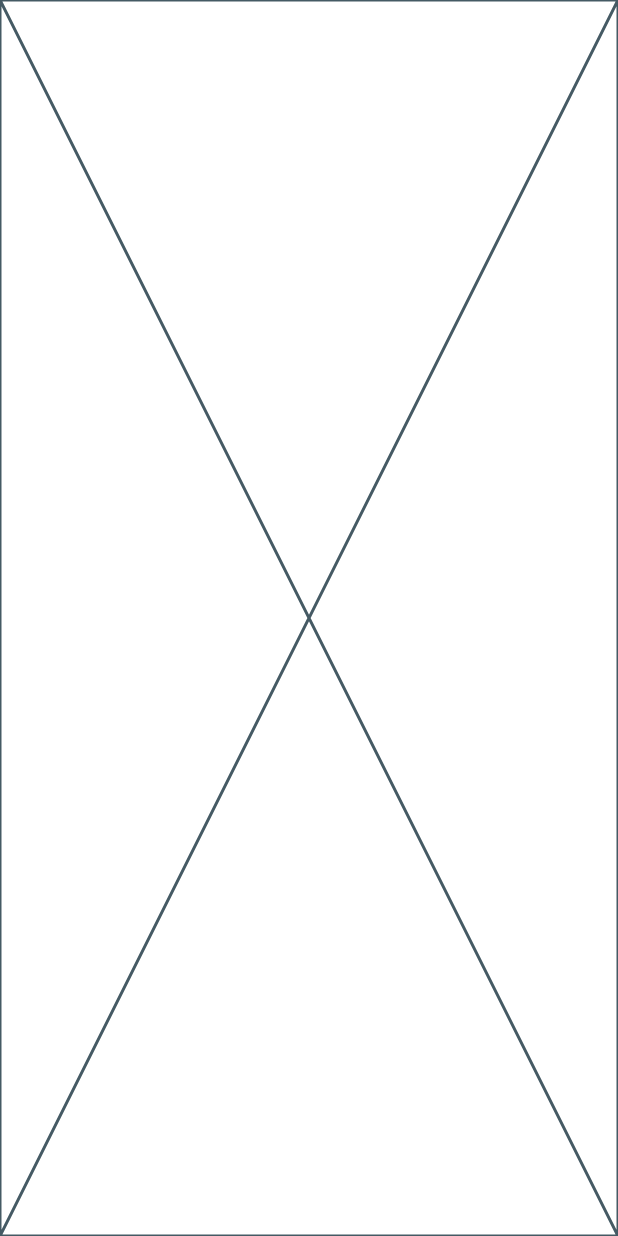
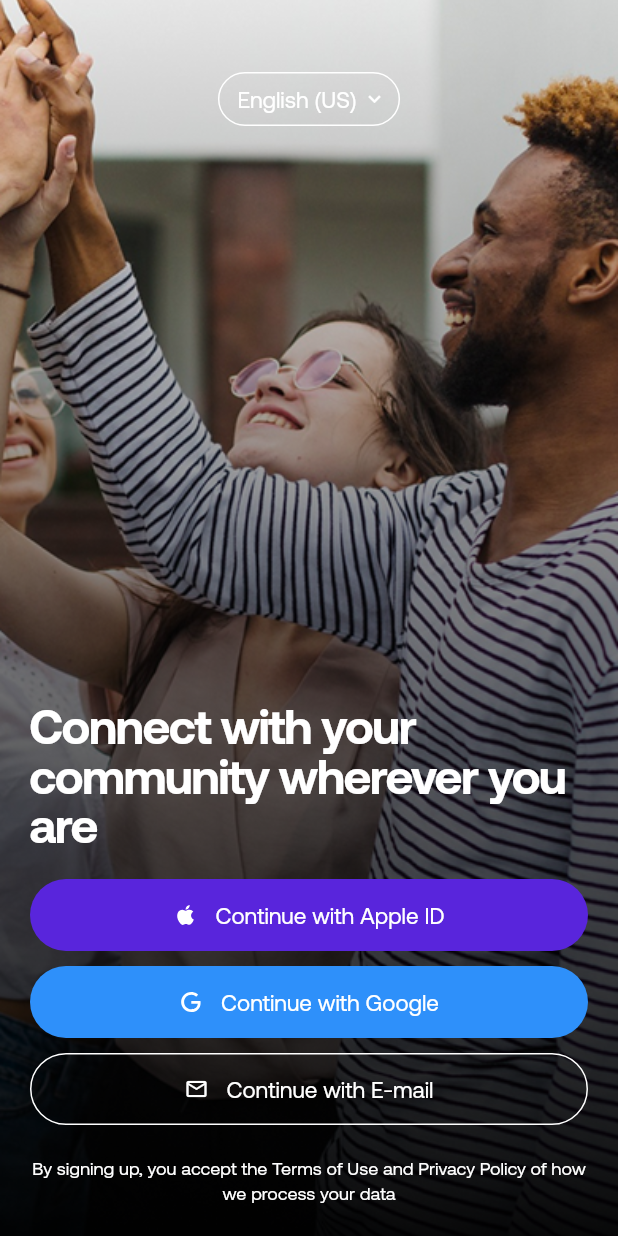
Before and after one commit to Marach8/UITask, a Flutter app: the screen it shows after launch, on a phone screen of 412 x 824 dp. Run offline on Flutter 3.47's test engine with Material 3 defaults, Android fonts, the phone set to English and light mode, and no system bars; our stand-ins replace flutter_svg.

Commit message:
added the onboarding screen

```diff
--- a/lib/main.dart
+++ b/lib/main.dart
@@ -1,14 +1,29 @@
 import 'package:flutter/material.dart';
+import 'package:flutter/services.dart';
+import 'package:ui_task/src/core/theme/app_theme_data.dart';
+import 'package:ui_task/src/features/onboarding/presentation/screens/onboading_screen.dart';
 
 void main() {
+  WidgetsFlutterBinding.ensureInitialized();
   runApp(const UITask());
 }
+
+
 
 class UITask extends StatelessWidget {
   const UITask({super.key});
 
   @override
   Widget build(BuildContext context) {
-    return const Placeholder();
+    return MediaQuery(
+      data: MediaQuery.of(context).copyWith(textScaler: TextScaler.noScaling),
+      child: MaterialApp(
+        debugShowCheckedModeBanner: false,
+        themeMode: ThemeMode.light,
+        darkTheme: UIThemeData.lightTheme,
+        theme: UIThemeData.lightTheme,
+        home: const UIOnboardingScreen(),
+      ),
+    );
   }
 }
--- /dev/null
+++ b/lib/src/core/theme/app_theme_data.dart
@@ -0,0 +1,27 @@
+import 'package:flutter/material.dart';
+import 'package:ui_task/src/core/theme/widgets_themes/elevated_btn_theme.dart';
+import 'package:ui_task/src/core/theme/widgets_themes/outlined_button_theme.dart';
+import 'package:ui_task/src/core/theme/widgets_themes/text_theme.dart';
+import 'package:ui_task/src/core/utils/colors.dart';
+import 'package:ui_task/src/core/utils/strings.dart';
+
+class UIThemeData {
+  const UIThemeData._();
+
+  static ThemeData lightTheme = ThemeData(
+    useMaterial3: true,
+    fontFamily: UIStrings.AEONIK,
+    brightness: Brightness.dark,
+    scaffoldBackgroundColor: UIColors.hexFFFFFF,
+    textTheme: UITextTheme.lightTextTheme,
+    elevatedButtonTheme: UIElevatedBtnTheme.lightElevatedBtnTheme,
+    outlinedButtonTheme: UIOutlinedBtnTheme.lightOutlinedBtnTheme
+    // textButtonTheme: ECardTxtBtnTheme.lightTextButtonTheme,
+    // appBarTheme: ECardAppBarTheme.lightAppBarTheme,
+    // iconTheme: ECardIconTheme.lightIconTheme,
+    // bottomSheetTheme: ECardBottomSheetTheme.lightBottomSheetTheme,
+    // inputDecorationTheme: ECardInputDecorTheme.lightInputDecorTheme,
+  );
+
+  //Dark Theme will be added here when the need arises
+}
--- /dev/null
+++ b/lib/src/core/theme/widgets_themes/elevated_btn_theme.dart
@@ -0,0 +1,32 @@
+import 'package:flutter/material.dart';
+import 'package:ui_task/src/core/utils/colors.dart';
+import 'package:ui_task/src/core/utils/sizes.dart';
+import 'package:ui_task/src/core/utils/strings.dart';
+
+class UIElevatedBtnTheme {
+  const UIElevatedBtnTheme._();
+
+  static ElevatedButtonThemeData lightElevatedBtnTheme =
+    ElevatedButtonThemeData(
+      style: ElevatedButton.styleFrom(
+        elevation: 0,
+        foregroundColor: UIColors.hexFFFFFF,
+        backgroundColor: UIColors.hex5925DC,
+        textStyle: const TextStyle(
+          fontFamily: UIStrings.AEONIK,
+          fontSize: UISizes.k15,
+          height: 1.2, letterSpacing: 0,
+          fontWeight: FontWeight.w400,
+          overflow: TextOverflow.ellipsis,
+        ),
+        iconSize: 16,
+        padding: const EdgeInsets.all(10),
+        iconColor: UIColors.hexFFFFFF,
+        shape: RoundedRectangleBorder(
+          borderRadius: BorderRadius.circular(20),
+        ),
+      ),
+    );
+
+  //Dark Theme will be implemented here
+}
--- /dev/null
+++ b/lib/src/core/theme/widgets_themes/outlined_button_theme.dart
@@ -0,0 +1,33 @@
+import 'package:flutter/material.dart';
+import 'package:ui_task/src/core/utils/colors.dart';
+import 'package:ui_task/src/core/utils/sizes.dart';
+import 'package:ui_task/src/core/utils/strings.dart';
+
+class UIOutlinedBtnTheme {
+  const UIOutlinedBtnTheme._();
+
+  static OutlinedButtonThemeData lightOutlinedBtnTheme =
+      OutlinedButtonThemeData(
+        style: OutlinedButton.styleFrom(
+          elevation: 0,
+          foregroundColor: UIColors.hexFFFFFF,
+          backgroundColor: UIColors.trsprnt,
+          textStyle: const TextStyle(
+            fontFamily: UIStrings.AEONIK,
+            fontSize: UISizes.k15,
+            height: 1.2, letterSpacing: 0,
+            fontWeight: FontWeight.w400,
+            overflow: TextOverflow.ellipsis,
+          ),
+          iconSize: 16,
+          side: BorderSide(color: UIColors.hexFFFFFF),
+          padding: const EdgeInsets.all(10),
+          iconColor: UIColors.hexFFFFFF,
+          shape: RoundedRectangleBorder(
+            borderRadius: BorderRadius.circular(20),
+          ),
+        ),
+      );
+
+  //Implement for Dark Theme here
+}
--- /dev/null
+++ b/lib/src/core/theme/widgets_themes/text_theme.dart
@@ -0,0 +1,35 @@
+import 'package:flutter/material.dart';
+import 'package:ui_task/src/core/utils/colors.dart';
+import 'package:ui_task/src/core/utils/sizes.dart';
+
+class UITextTheme {
+  const UITextTheme._();
+
+  static TextTheme lightTextTheme = TextTheme(
+    headlineLarge: TextStyle(
+      color: UIColors.hexFFFFFF,
+      fontSize: UISizes.k32,
+      height: 1.02, letterSpacing: -1,
+      fontWeight: FontWeight.w700,
+      overflow: TextOverflow.ellipsis,
+    ),
+
+    bodyMedium: TextStyle(
+      color: UIColors.hexFFFFFF,
+      fontSize: UISizes.k15,
+      height: 1.2, letterSpacing: 0,
+      fontWeight: FontWeight.w400,
+      overflow: TextOverflow.ellipsis,
+    ),
+
+    bodySmall: TextStyle(
+      color: UIColors.hexFFFFFF,
+      fontSize: UISizes.k12,
+      height: 1.4, letterSpacing: 0,
+      fontWeight: FontWeight.w400,
+      overflow: TextOverflow.ellipsis,
+    ),
+  );
+
+  //implement darkTextTheme here
+}
--- a/lib/src/core/utils/asset_image_strings.dart
+++ b/lib/src/core/utils/asset_image_strings.dart
@@ -2,11 +2,14 @@
 
 import 'package:ui_task/src/core/utils/extensions/string_extensions.dart';
 
-class ECAssetStrings {
-  const ECAssetStrings._();
+class UIAssetStrings {
+  const UIAssetStrings._();
 
   static String CAR_IMAGE = 'car'.png;
   static String PEOPLE_JAMMING_HANDS = 'people_jamming_hands'.png;
   static String PEOPLE_LAUGHING = 'people_laughing'.png;
   static String USER = 'user'.png;
+
+  static String APPLE_ICON = 'apple_icon'.svg;
+  static String GOOGLE_ICON = 'google_icon'.svg;
 }
--- a/lib/src/core/utils/colors.dart
+++ b/lib/src/core/utils/colors.dart
@@ -7,6 +7,10 @@ class UIColors {
 
   static Color get black => Colors.black;
 
-  static Color get white => Colors.white;
+  static Color get hexFFFFFF => Colors.white;
+
+  static Color get hex5925DC => const Color(0XFF5925DC);
+
+  static Color get hex2E90FA => const Color(0XFF2E90FA);
 
 }
--- a/lib/src/core/utils/sizes.dart
+++ b/lib/src/core/utils/sizes.dart
@@ -1,5 +1,12 @@
-mixin UISizes {
+class UISizes {
+  const UISizes._();
 
+  static const double k4 = 4.0;
   static const double k8 = 8.0;
-
+  static const double k12 = 12.0;
+  static const double k15 = 15.0;
+  static const double k16 = 16.0;
+  static const double k20 = 20.0;
+  static const double k32 = 32.0;
+  static const double k48 = 48.0;
 }
--- a/lib/src/core/utils/strings.dart
+++ b/lib/src/core/utils/strings.dart
@@ -3,6 +3,14 @@
 class UIStrings {
   const UIStrings._();
 
-  static const String id = 'id';
+  static const String AEONIK = 'Aeonik';
+
+  // Onboarding strings
+  static const String ENGLISH_US = 'English (US)';
+  static const String CONNECT_WITH_COMMUNITY = 'Connect with your community wherever you are';
+  static const String CONTINUE_WITH_APPLE = 'Continue with Apple ID';
+  static const String CONTINUE_WITH_GOOGLE = 'Continue with Google';
+  static const String CONTINUE_WITH_EMAIL = 'Continue with E-mail';
+  static const String TERMS_AND_PRIVACY = 'By signing up, you accept the Terms of Use and Privacy Policy of how we process your data';
 
 }
--- a/lib/src/features/onboarding/presentation/screens/onboading_screen.dart
+++ b/lib/src/features/onboarding/presentation/screens/onboading_screen.dart
@@ -0,0 +1,33 @@
+import 'package:flutter/material.dart';
+import 'package:ui_task/src/core/utils/asset_image_strings.dart';
+import 'package:ui_task/src/core/utils/colors.dart';
+import 'package:ui_task/src/core/utils/extensions/context_extensions.dart';
+import 'package:ui_task/src/core/utils/sizes.dart';
+import 'package:ui_task/src/features/onboarding/presentation/widgets/onboarding_contents.dart';
+import 'package:ui_task/src/shared/annotated_region.dart';
+import 'package:ui_task/src/shared/custom_container.dart';
+import 'package:ui_task/src/shared/image_loader.dart';
+
+class UIOnboardingScreen extends StatelessWidget {
+  const UIOnboardingScreen({super.key});
+
+  @override
+  Widget build(BuildContext context) {
+    return UIAnnotatedRegion(
+      statusBarColor: UIColors.trsprnt,
+      systemBarColor: UIColors.black,
+      child: Scaffold(
+        body: UIContainer(
+          height: context.screenHeight,
+          width: context.screenWidth,
+          padding: const EdgeInsets.fromLTRB(UISizes.k20, UISizes.k48, UISizes.k20, UISizes.k20),
+          image: DecorationImage(
+            image: AssetImage(UIAssetStrings.PEOPLE_JAMMING_HANDS),
+            fit: BoxFit.cover,
+          ),
+          child: const OnboardingContents(),
+        ),
+      ),
+    );
+  }
+}
--- /dev/null
+++ b/lib/src/features/onboarding/presentation/widgets/onboarding_contents.dart
@@ -0,0 +1,102 @@
+import 'package:flutter/material.dart';
+import 'package:ui_task/src/core/utils/asset_image_strings.dart';
+import 'package:ui_task/src/core/utils/colors.dart';
+import 'package:ui_task/src/core/utils/extensions/context_extensions.dart';
+import 'package:ui_task/src/core/utils/sizes.dart';
+import 'package:ui_task/src/core/utils/strings.dart';
+import 'package:ui_task/src/shared/custom_container.dart';
+import 'package:ui_task/src/shared/elevated_button.dart';
+import 'package:ui_task/src/shared/image_loader.dart';
+import 'package:ui_task/src/shared/outlined_button.dart';
+
+class OnboardingContents extends StatelessWidget{
+  const OnboardingContents({super.key});
+
+  @override
+  Widget build(BuildContext context) {
+    return LayoutBuilder(
+      builder: (_, BoxConstraints constraints) {
+        final bool shouldScroll = constraints.maxHeight < 450;
+        if(shouldScroll){
+          return const SingleChildScrollView(
+            child: _Contents(shouldScroll : true),
+          );
+        }
+        return const _Contents(shouldScroll: false,);
+      }
+    );
+  }
+}
+
+
+
+class _Contents extends StatelessWidget {
+  const _Contents({required this.shouldScroll});
+
+  final bool shouldScroll;
+
+  @override
+  Widget build(BuildContext context) {
+    return Column(
+      children: <Widget>[
+        UIContainer(
+          onTap: (){},
+          radius: 20,
+          padding: const EdgeInsets.fromLTRB(UISizes.k12, UISizes.k8, UISizes.k8, UISizes.k8),
+          border: Border.all(color: UIColors.hexFFFFFF),
+          child: Row(
+            spacing: 4,
+            mainAxisSize: MainAxisSize.min,
+            children: <Widget>[
+              Text(
+                UIStrings.ENGLISH_US,
+                style: context.textTheme.bodyMedium,
+              ),
+              const Icon(Icons.keyboard_arrow_down, size: UISizes.k16)
+            ],
+          ),
+        ),
+
+        if(!shouldScroll)const Spacer(),
+        if(shouldScroll) const SizedBox(height: 150,),
+
+        Text(
+          UIStrings.CONNECT_WITH_COMMUNITY,
+          style: context.textTheme.headlineLarge,
+          maxLines: 4,
+        ),
+        const SizedBox(height: 20),
+        UIElevatedBtnWithIcon(
+          onPressed: (){},
+          buttonTitle: UIStrings.CONTINUE_WITH_APPLE,
+          icon: UIImageLoader(
+            height: 16, width: 16,
+            imgPath: UIAssetStrings.APPLE_ICON,
+          )
+        ),
+        const SizedBox(height: 10,),
+        UIElevatedBtnWithIcon(
+          onPressed: (){},
+          buttonTitle: UIStrings.CONTINUE_WITH_GOOGLE,
+          bgColor: UIColors.hex2E90FA,
+          icon: UIImageLoader(
+            height: 16, width: 16,
+            imgPath: UIAssetStrings.GOOGLE_ICON,
+          )
+        ),
+        const SizedBox(height: 10,),
+        UIOutlinedButtonWithIcon(
+          onPressed: (){},
+          buttonTitle: UIStrings.CONTINUE_WITH_EMAIL,
+          icon: const Icon(Icons.email_outlined, size: 16,)
+        ),
+        const SizedBox(height: 20,),
+        Text(
+          maxLines: 2, textAlign: TextAlign.center,
+          UIStrings.TERMS_AND_PRIVACY,
+          style: context.textTheme.bodySmall
+        )
+      ],
+    );
+  }
+}
--- a/lib/src/global_export.dart
+++ /dev/null
@@ -1 +0,0 @@
-export 'package:flutter/material.dart';
--- /dev/null
+++ b/lib/src/shared/annotated_region.dart
@@ -0,0 +1,26 @@
+import 'package:flutter/material.dart';
+import 'package:flutter/services.dart';
+
+class UIAnnotatedRegion extends StatelessWidget {
+  const UIAnnotatedRegion({
+    super.key,
+    required this.child,
+    this.statusBarColor,
+    this.systemBarColor,
+  });
+  final Widget child;
+  final Color? statusBarColor, systemBarColor;
+
+  @override
+  Widget build(BuildContext context) {
+    return AnnotatedRegion<SystemUiOverlayStyle>(
+      value: SystemUiOverlayStyle(
+        systemNavigationBarColor: systemBarColor ?? Theme.of(context).scaffoldBackgroundColor,
+        statusBarColor:  statusBarColor ?? Theme.of(context).scaffoldBackgroundColor,
+        statusBarIconBrightness: Brightness.light,
+        systemNavigationBarIconBrightness: Brightness.light,
+      ),
+      child: child,
+    );
+  }
+}
--- /dev/null
+++ b/lib/src/shared/custom_container.dart
@@ -0,0 +1,75 @@
+import 'package:flutter/material.dart';
+import 'package:ui_task/src/core/utils/extensions/context_extensions.dart';
+
+class UIContainer extends StatelessWidget {
+  const UIContainer({
+    super.key,
+    this.padding,
+    this.color,
+    this.height,
+    this.width,
+    this.radius,
+    this.border,
+    this.margin,
+    this.gradient,
+    this.boxShape,
+    this.constraints,
+    this.alignment,
+    this.boxShadow,
+    this.onTap,
+    this.duration,
+    this.image,
+    this.clipBehavior = Clip.none,
+    this.child,
+    this.splashColor,
+  });
+
+  final EdgeInsetsGeometry? padding, margin;
+  final Color? color, splashColor;
+  final double? height, width, radius;
+  final BoxBorder? border;
+  final Widget? child;
+  final BoxShape? boxShape;
+  final BoxConstraints? constraints;
+  final Gradient? gradient;
+  final AlignmentGeometry? alignment;
+  final List<BoxShadow>? boxShadow;
+  final int? duration;
+  final Clip clipBehavior;
+  final DecorationImage? image;
+  final VoidCallback? onTap;
+
+  @override
+  Widget build(BuildContext context) {
+    return InkWell(
+      borderRadius: BorderRadius.circular(radius ?? 10),
+      splashColor:
+          splashColor ??
+          context.textTheme.displayMedium?.color?.withValues(alpha: 0.5),
+      onTap: onTap,
+      child: AnimatedContainer(
+        curve: Curves.easeIn,
+        clipBehavior: clipBehavior,
+        duration: Duration(milliseconds: duration ?? 500),
+        alignment: alignment,
+        margin: margin,
+        padding: padding,
+        height: height,
+        width: width,
+        constraints: constraints,
+        decoration: BoxDecoration(
+          image: image,
+          boxShadow: boxShadow,
+          gradient: gradient,
+          shape: boxShape ?? BoxShape.rectangle,
+          color: color,
+          border: border,
+          borderRadius: boxShape == null
+              ? BorderRadius.circular(radius ?? 0)
+              : null,
+        ),
+        child: child ?? const SizedBox.shrink(),
+      ),
+    );
+  }
+}
--- /dev/null
+++ b/lib/src/shared/elevated_button.dart
@@ -0,0 +1,47 @@
+import 'package:flutter/material.dart';
+import 'package:ui_task/src/core/utils/extensions/context_extensions.dart';
+import 'package:ui_task/src/core/utils/sizes.dart';
+
+
+class UIElevatedBtnWithIcon extends StatelessWidget {
+  const UIElevatedBtnWithIcon({
+    super.key,
+    required this.buttonTitle,
+    required this.onPressed,
+    this.height,
+    this.width,
+    this.bgColor,
+    this.fgColor,
+    required this.icon,
+  });
+
+  final String buttonTitle;
+  final void Function()? onPressed;
+  final double? height, width;
+  final Color? bgColor, fgColor;
+  final Widget icon;
+
+  @override
+  Widget build(BuildContext context) {
+    return ElevatedButton(
+      onPressed: onPressed,
+      style: ElevatedButton.styleFrom(
+        foregroundColor: fgColor,
+        backgroundColor: bgColor,
+        shape: RoundedRectangleBorder(borderRadius: BorderRadius.circular(30)),
+        fixedSize: Size(width ?? context.screenWidth, height ?? 48),
+      ),
+      child: Row(
+        mainAxisSize: MainAxisSize.min,
+        spacing: UISizes.k12,
+        children: <Widget>[
+          icon,
+          Text(
+            buttonTitle,
+            style: context.textTheme.bodyMedium,
+          )
+        ],
+      )
+    );
+  }
+}
--- /dev/null
+++ b/lib/src/shared/image_loader.dart
@@ -0,0 +1,61 @@
+import 'package:flutter/material.dart';
+import 'package:flutter_svg/svg.dart';
+
+class UIImageLoader extends StatelessWidget {
+  const UIImageLoader({
+    super.key,
+    required this.imgPath,
+    this.height = 35,
+    this.width = 35,
+    this.package,
+    this.boxFit = BoxFit.contain,
+  });
+
+  final String imgPath;
+  final String? package;
+  final BoxFit boxFit;
+  final double? height, width;
+
+  @override
+  Widget build(_) {
+    if (imgPath.isEmpty) {
+      return _ImgErrorWidget(width: width, height: height);
+    }
+
+    final String imageExtension = imgPath.split('.').last.toLowerCase();
+
+    if (imageExtension == 'svg') {
+      return SvgPicture.asset(
+        imgPath,
+        fit: boxFit,
+        height: height,
+        width: width,
+      );
+    }
+
+    return Image.asset(
+      imgPath,
+      fit: boxFit,
+      height: height,
+      width: width,
+      package: package,
+      errorBuilder: (_, __, ___) => _ImgErrorWidget(width: width, height: height),
+    );
+  }
+}
+
+
+class _ImgErrorWidget extends StatelessWidget {
+  const _ImgErrorWidget({required this.width, required this.height});
+
+  final double? width, height;
+
+  @override
+  Widget build(_) {
+    return SizedBox(
+      height: height,
+      width: width,
+      child: Icon(Icons.error, size: height != null ? (height! / 2) : null),
+    );
+  }
+}
--- /dev/null
+++ b/lib/src/shared/outlined_button.dart
@@ -0,0 +1,49 @@
+import 'package:flutter/material.dart';
+import 'package:ui_task/src/core/utils/extensions/context_extensions.dart';
+import 'package:ui_task/src/core/utils/sizes.dart';
+
+
+class UIOutlinedButtonWithIcon extends StatelessWidget {
+  const UIOutlinedButtonWithIcon({
+    super.key,
+    required this.buttonTitle,
+    required this.onPressed,
+    this.fgColor,
+    this.bgColor,
+    this.height,
+    this.width,
+    required this.icon,
+    this.padding,
+  });
+
+  final String buttonTitle;
+  final Color? fgColor, bgColor;
+  final void Function()? onPressed;
+  final double? height, width;
+  final Widget icon;
+  final EdgeInsetsGeometry? padding;
+
+  @override
+  Widget build(BuildContext context) {
+    return OutlinedButton(
+      onPressed: onPressed,
+      style: OutlinedButton.styleFrom(
+        foregroundColor: fgColor,
+        backgroundColor: bgColor,
+        shape: RoundedRectangleBorder(borderRadius: BorderRadius.circular(30)),
+        fixedSize: Size(width ?? context.screenWidth, height ?? 48),
+      ),
+      child: Row(
+        mainAxisSize: MainAxisSize.min,
+        spacing: UISizes.k12,
+        children: <Widget>[
+          icon,
+          Text(
+            buttonTitle,
+            style: context.textTheme.bodyMedium,
+          )
+        ],
+      )
+    );
+  }
+}
--- a/pubspec.yaml
+++ b/pubspec.yaml
@@ -34,6 +34,7 @@ dependencies:
   # The following adds the Cupertino Icons font to your application.
   # Use with the CupertinoIcons class for iOS style icons.
   cupertino_icons: ^1.0.8
+  flutter_svg: ^2.2.1
 
 dev_dependencies:
   flutter_test:
```
Also changed, not shown: assets/images/svgs/apple_icon.svg (added), assets/images/svgs/google_icon.svg (added), pubspec.lock.
